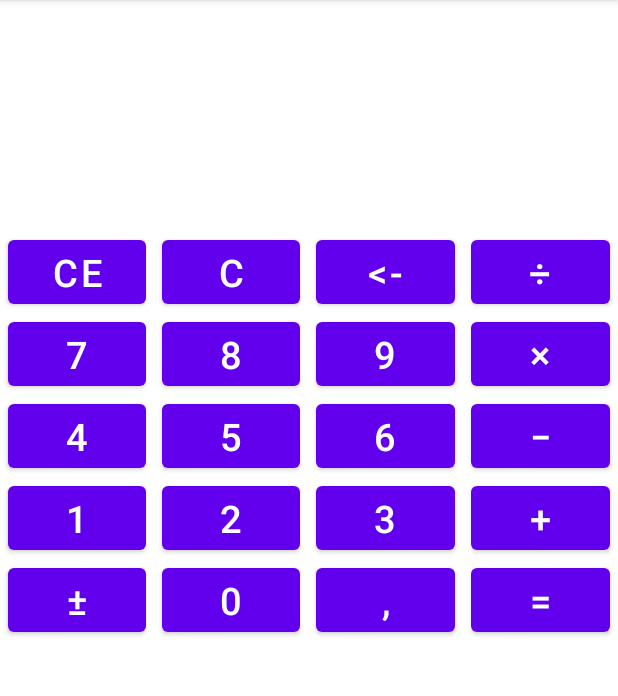
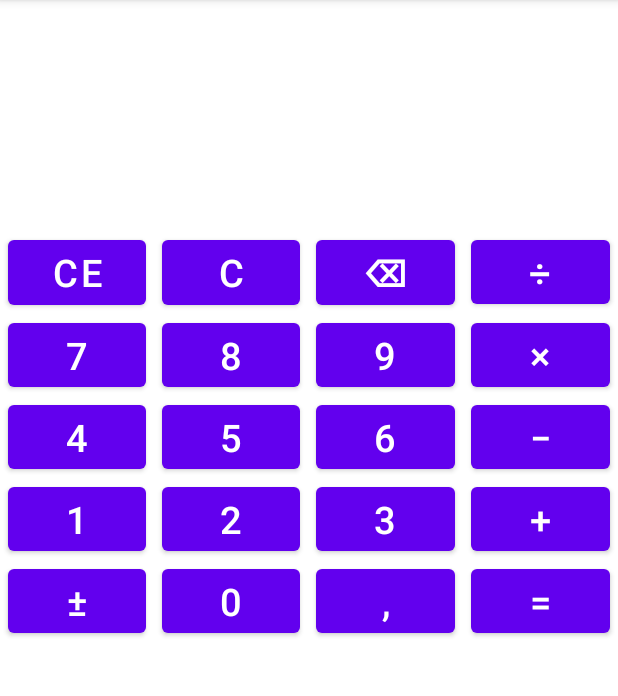
Before and after one commit to LimeiraGuerra/Calculadora_PDM_2020_2, an Android app: the screen it shows after launch (MainActivity), after a tap on "CE", on a phone screen of 412 x 824 dp, the part 84-780 px from its top. Run offline under Robolectric (Android 15) with nearby library versions, the phone set to English and light mode, and no system bars.

Commit message:
Verificacao e adicao de fonte unicode que possui o simbolo de backspace

```diff
--- a/app/src/main/java/com/example/calculadora_pdm_2020_2/MainActivity.java
+++ b/app/src/main/java/com/example/calculadora_pdm_2020_2/MainActivity.java
@@ -137,7 +137,7 @@ public class MainActivity extends AppCompatActivity {
 
     public void onClick(View view) {
         StringBuilder sb = new StringBuilder(visorTv.getText());
-        if (sb.toString().equals("Erro")) {
+        if (sb.toString().equals("Erro") || sb.toString().equals("∞")) {
             sb.setLength(0);
         }
         switch (view.getId()){
--- a/app/src/main/res/layout/activity_main.xml
+++ b/app/src/main/res/layout/activity_main.xml
@@ -1,6 +1,5 @@
 <?xml version="1.0" encoding="utf-8"?>
 <LinearLayout xmlns:android="http://schemas.android.com/apk/res/android"
-    xmlns:app="http://schemas.android.com/apk/res-auto"
     xmlns:tools="http://schemas.android.com/tools"
     android:orientation="vertical"
     android:layout_width="match_parent"
@@ -44,7 +43,7 @@
             android:layout_marginLeft="5dp"
             android:layout_marginRight="5dp"
             android:layout_width="wrap_content"
-            android:layout_height="wrap_content"
+            android:layout_height="match_parent"
             android:layout_weight="1"
             android:onClick="onClick"
             android:textSize="25sp"
@@ -55,7 +54,7 @@
             android:layout_marginLeft="5dp"
             android:layout_marginRight="5dp"
             android:layout_width="wrap_content"
-            android:layout_height="wrap_content"
+            android:layout_height="match_parent"
             android:layout_weight="1"
             android:onClick="onClick"
             android:textSize="25sp"
@@ -69,7 +68,9 @@
             android:layout_height="wrap_content"
             android:layout_weight="1"
             android:onClick="onClick"
+            android:fontFamily="@font/arial_unicode"
             android:textSize="25sp"
+            android:textStyle="bold"
             android:text="@string/backspace" />
 
         <Button
--- a/app/src/main/res/values/strings.xml
+++ b/app/src/main/res/values/strings.xml
@@ -21,7 +21,6 @@
     <string name="plus">+</string>
     <string name="equals">=</string>
     <string name="comma">,</string>
-    <string name="backspace"><![CDATA[<-]]></string>
     <string name="site_ifsp">Site IFSP</string>
     <string name="chamar_ifps">Chamar Ifps</string>
     <string name="tipo_calculadora">Tipo Calculadora</string>
@@ -30,4 +29,5 @@
     <string name="raiz_quadrada">√</string>
     <string name="salvar">Salvar</string>
     <string name="potencia">^</string>
+    <string name="backspace">⌫</string>
 </resources>
--- a/build.gradle
+++ b/build.gradle
@@ -8,7 +8,7 @@ buildscript {
         jcenter()
     }
     dependencies {
-        classpath "com.android.tools.build:gradle:4.1.0"
+        classpath 'com.android.tools.build:gradle:4.1.1'
         classpath "org.jetbrains.kotlin:kotlin-gradle-plugin:$kotlin_version"
 
         // NOTE: Do not place your application dependencies here; they belong
```
Also changed, not shown: 1 other file.
